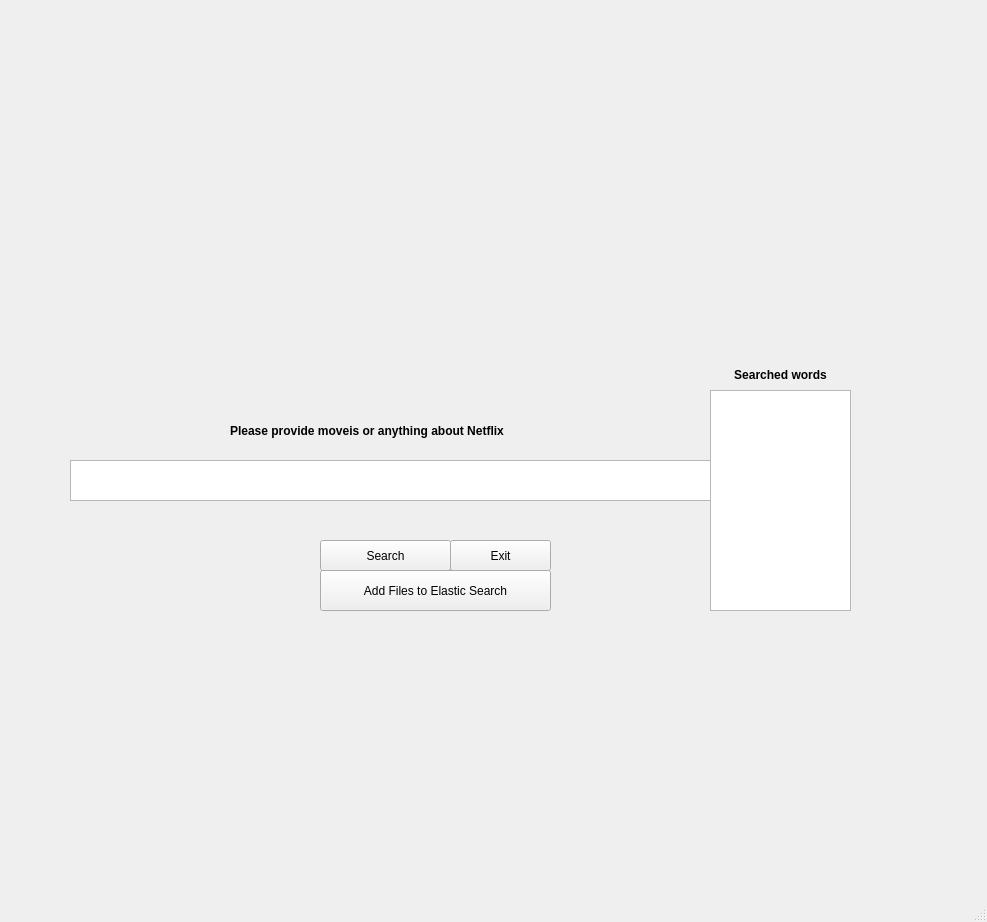
mm528/ElasticSearch, file guiTest.ui: the form before one commit.
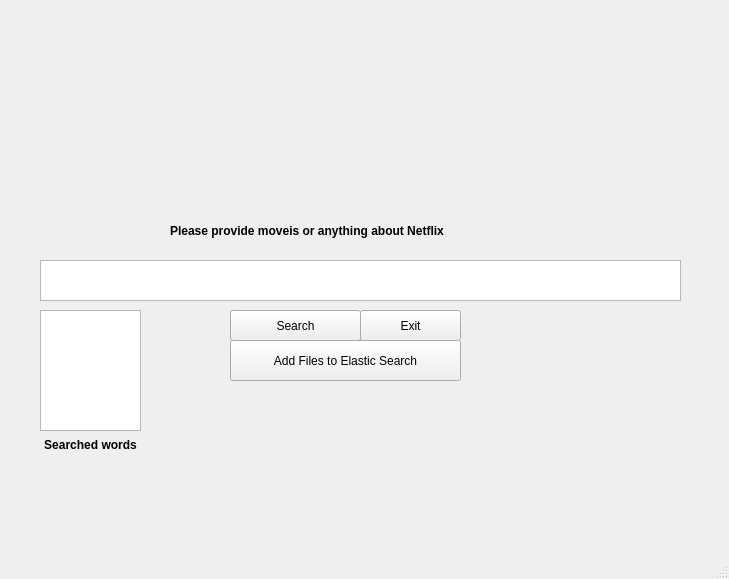
The form after the commit.

Patch:
```diff
--- a/guiTest.ui
+++ b/guiTest.ui
@@ -6,8 +6,8 @@
    <rect>
     <x>0</x>
     <y>0</y>
-    <width>987</width>
-    <height>922</height>
+    <width>729</width>
+    <height>579</height>
    </rect>
   </property>
   <property name="windowTitle">
@@ -17,8 +17,8 @@
    <widget class="QLabel" name="label">
     <property name="geometry">
      <rect>
-      <x>720</x>
-      <y>360</y>
+      <x>30</x>
+      <y>430</y>
       <width>121</width>
       <height>31</height>
      </rect>
@@ -30,18 +30,18 @@
    <widget class="QTextEdit" name="textEditRight">
     <property name="geometry">
      <rect>
-      <x>710</x>
-      <y>390</y>
-      <width>141</width>
-      <height>221</height>
+      <x>40</x>
+      <y>310</y>
+      <width>101</width>
+      <height>121</height>
      </rect>
     </property>
    </widget>
    <widget class="QPushButton" name="pushButton_exit">
     <property name="geometry">
      <rect>
-      <x>450</x>
-      <y>540</y>
+      <x>360</x>
+      <y>310</y>
       <width>101</width>
       <height>31</height>
      </rect>
@@ -53,8 +53,8 @@
    <widget class="QTextEdit" name="textEdit_search">
     <property name="geometry">
      <rect>
-      <x>70</x>
-      <y>460</y>
+      <x>40</x>
+      <y>260</y>
       <width>641</width>
       <height>41</height>
      </rect>
@@ -70,8 +70,8 @@
    <widget class="QPushButton" name="pushButton_search_Button">
     <property name="geometry">
      <rect>
-      <x>320</x>
-      <y>540</y>
+      <x>230</x>
+      <y>310</y>
       <width>131</width>
       <height>31</height>
      </rect>
@@ -83,8 +83,8 @@
    <widget class="QLabel" name="label_results">
     <property name="geometry">
      <rect>
-      <x>230</x>
-      <y>410</y>
+      <x>170</x>
+      <y>210</y>
       <width>361</width>
       <height>41</height>
      </rect>
@@ -103,8 +103,8 @@
    <widget class="QPushButton" name="pushButton_SendFiles">
     <property name="geometry">
      <rect>
-      <x>320</x>
-      <y>570</y>
+      <x>230</x>
+      <y>340</y>
       <width>231</width>
       <height>41</height>
      </rect>
```
Left out of the diff: 2 changed lines with no effect on the pictures.
